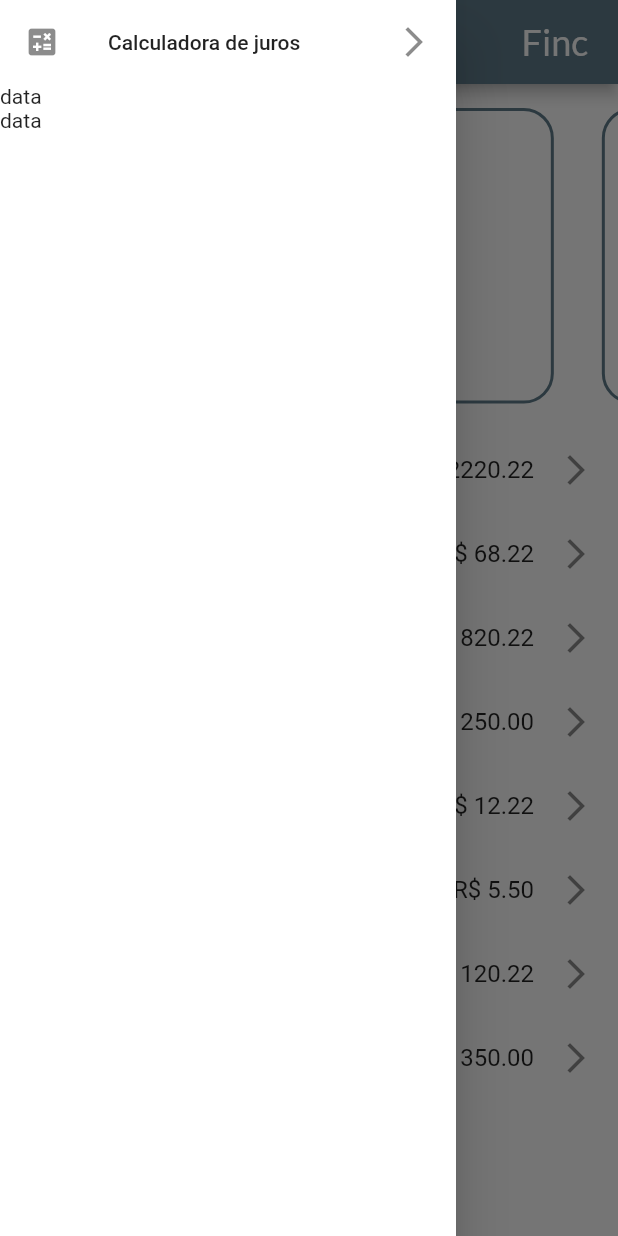
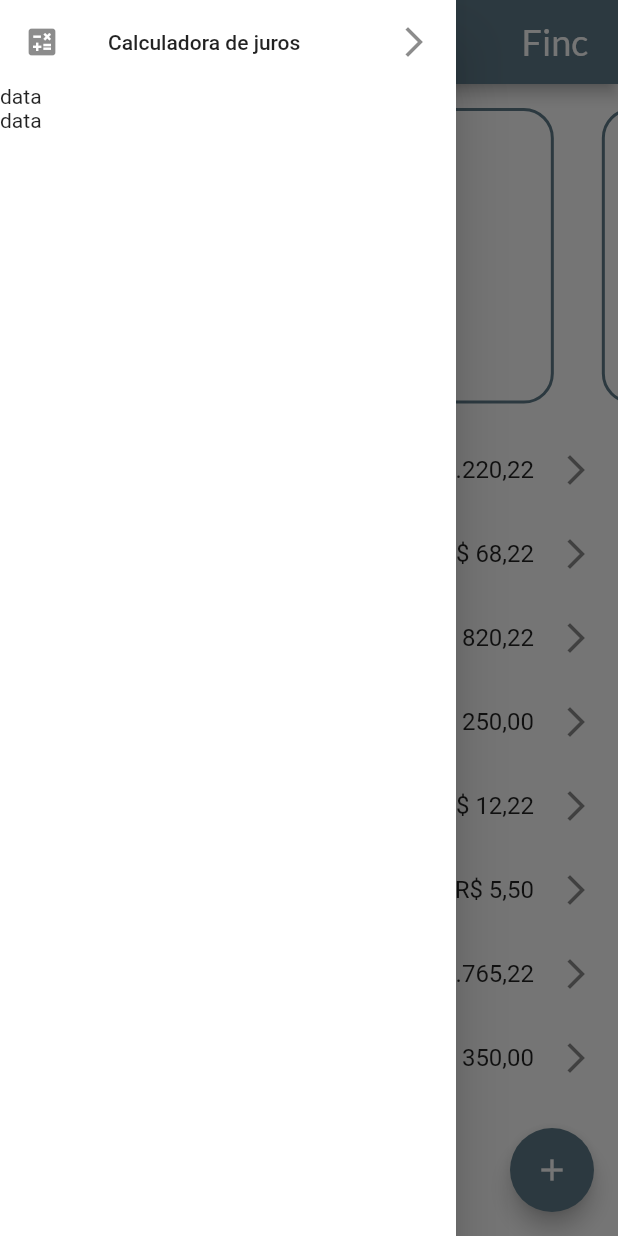
Before and after one commit to IuriEneas/app_finc, a Flutter app: the screen it shows after launch, with the side drawer open, on a phone screen of 412 x 824 dp. Run offline on Flutter 3.47's test engine with Material 2 defaults, Android fonts, the phone set to English and light mode, and no system bars; drawn by our look-alikes of infinite_carousel; our stand-ins replace get, google_fonts.

Commit message:
Despesa Detail completo

```diff
--- /dev/null
+++ b/lib/controller/home_controller.dart
@@ -0,0 +1,119 @@
+import 'package:app_finc/model/cartao_model.dart';
+import 'package:app_finc/model/despesa_model.dart';
+import 'package:app_finc/view/home_page.dart';
+import 'package:app_finc/view/widgets/widgets.dart';
+import 'package:flutter/cupertino.dart';
+import 'package:flutter/material.dart';
+import 'package:get/get.dart';
+import 'package:app_finc/mock/mock.dart' as mock;
+
+import 'package:get/get.dart';
+
+class HomeController extends GetxController {
+  List<Cartao> cartaoList = mock.card_list;
+  List<Despesa> despesaList = [];
+
+  @override
+  void onInit() {
+    init();
+    super.onInit();
+  }
+
+  init() {
+    if (despesaList.isEmpty) {
+      for (Cartao cartao in cartaoList) {
+        despesaList.addAll(cartao.despesas);
+      }
+    }
+
+    if (cartaoList[0].despesas.isNotEmpty) {
+      cartaoList.insert(
+        0,
+        Cartao(
+          id: 99999,
+          name: ' ',
+          despesas: [],
+          tipo: ' ',
+        ),
+      );
+    }
+  }
+
+  addCard(Cartao cartao) {
+    cartaoList.add(cartao);
+    update();
+  }
+
+  cardAdd(BuildContext context, List<Cartao> list) {
+    final banco = TextEditingController();
+    final tipo = TextEditingController();
+
+    return GestureDetector(
+      onTap: () {
+        showModalBottomSheet(
+          backgroundColor: Colors.transparent,
+          context: context,
+          builder: (context) {
+            return bottomSheet(
+              list,
+              context,
+              banco,
+              tipo,
+            );
+          },
+        );
+      },
+      child: const CardWidget(
+        isAdd: true,
+      ),
+    );
+  }
+
+  bottomSheet(
+    List<Cartao> list,
+    BuildContext context,
+    TextEditingController banco,
+    TextEditingController tipo,
+  ) {
+    return Container(
+      padding: const EdgeInsets.all(20),
+      decoration: BoxDecoration(
+        color: Colors.white,
+        border: Border.all(color: Colors.blueGrey),
+        borderRadius: const BorderRadius.vertical(
+          top: Radius.circular(20),
+        ),
+      ),
+      child: Column(
+        children: [
+          customTextFormField(
+            label: 'Banco',
+            controller: banco,
+          ),
+          const Spacer(flex: 1),
+          customTextFormField(
+            label: 'Tipo',
+            controller: tipo,
+          ),
+          const Spacer(flex: 6),
+          ElevatedButton(
+            onPressed: () {
+              addCard(
+                Cartao(
+                  id: null,
+                  name: banco.text,
+                  tipo: tipo.text,
+                  despesas: [],
+                ),
+              );
+              Navigator.of(context).pop();
+            },
+            child: const Text(
+              'Adicionar Cartão',
+            ),
+          )
+        ],
+      ),
+    );
+  }
+}
--- /dev/null
+++ b/lib/helper/helper.dart
@@ -0,0 +1,107 @@
+abstract class Helper {
+  static String dotToComma(double number) {
+    String string = number.toStringAsFixed(2);
+    String stringDois = '';
+
+    string.length;
+    string = string.replaceAll('.', ',');
+
+    print('teste: ${string.lastIndexOf(string)}');
+
+    for (int i = string.length - 1; i >= 0; i--) {
+      stringDois += string[i];
+
+      if (stringDois.length == 7) {
+        final start = stringDois.substring(0, 6);
+        final rest = '.${stringDois.substring(6, 7)}';
+
+        stringDois = '$start$rest';
+      }
+
+      if (stringDois.length == 11) {
+        final milStart = stringDois.substring(0, 10);
+        final milRest = '.${stringDois.substring(10, 11)}';
+
+        stringDois = '$milStart$milRest';
+      }
+    }
+
+    string = '';
+
+    for (int i = stringDois.length - 1; i >= 0; i--) {
+      string += stringDois[i];
+    }
+
+    return string;
+  }
+
+  static String dateFormat(DateTime date) {
+    String dayWeek = '';
+    String month = '';
+
+    switch (date.month) {
+      case 1:
+        month = 'Janeiro';
+        break;
+      case 2:
+        month = 'Fevereiro';
+        break;
+      case 3:
+        month = 'Março';
+        break;
+      case 4:
+        month = 'Abril';
+        break;
+      case 5:
+        month = 'Maio';
+        break;
+      case 6:
+        month = 'Junho';
+        break;
+      case 7:
+        month = 'Julho';
+        break;
+      case 8:
+        month = 'Agosto';
+        break;
+      case 9:
+        month = 'Setembro';
+        break;
+      case 10:
+        month = 'Outubro';
+        break;
+      case 11:
+        month = 'Novembro';
+        break;
+      case 12:
+        month = 'Dezembro';
+        break;
+    }
+
+    switch (date.weekday) {
+      case 7:
+        dayWeek = 'Domingo';
+        break;
+      case 1:
+        dayWeek = 'Segunda';
+        break;
+      case 2:
+        dayWeek = 'Terça';
+        break;
+      case 3:
+        dayWeek = 'Quarta';
+        break;
+      case 4:
+        dayWeek = 'Quinta';
+        break;
+      case 5:
+        dayWeek = 'Sexta';
+        break;
+      case 6:
+        dayWeek = 'Sábado';
+        break;
+    }
+
+    return '$dayWeek, ${date.day} de $month de ${date.year}, ${date.hour}:${date.minute}';
+  }
+}
--- a/lib/main.dart
+++ b/lib/main.dart
@@ -1,7 +1,11 @@
+import 'package:app_finc/controller/home_controller.dart';
+import 'package:app_finc/routes/page_routes.dart';
 import 'package:app_finc/view/home_page.dart';
 import 'package:flutter/material.dart';
+import 'package:get/get.dart';
 
 void main() {
+  Get.put(HomeController());
   runApp(const MainPage());
 }
 
@@ -10,9 +14,10 @@ class MainPage extends StatelessWidget {
 
   @override
   Widget build(BuildContext context) {
-    return MaterialApp(
+    return GetMaterialApp(
       debugShowCheckedModeBanner: false,
-      home: HomePage(),
+      getPages: AppPages.pages,
+      initialRoute: PagesRoute.homePage,
       theme: ThemeData.from(
         textTheme: const TextTheme(
           overline: TextStyle(
--- a/lib/mock/mock.dart
+++ b/lib/mock/mock.dart
@@ -3,75 +3,106 @@ import 'package:app_finc/model/despesa_model.dart';
 
 final card_list = [
   Cartao(
+    id: 1,
     name: 'Nubank',
     tipo: 'débito',
     despesas: [
       Despesa(
+        id: 1,
+        idFk: 1,
         titulo: 'Iphone',
         preco: 2220.22,
         descricao: 'Xr para mim',
+        estabelecimento: 'Americanas',
+        date: DateTime(2023, 07, 06, 13, 20, 22),
       ),
       Despesa(
+        id: 2,
+        idFk: 1,
         titulo: 'Lua',
         preco: 68.22,
         descricao: 'Presente Amanda',
+        estabelecimento: 'Americanas',
+        date: DateTime(2023, 07, 06, 13, 20, 22),
       ),
     ],
   ),
   Cartao(
+    id: 2,
     name: 'Caixa - 172',
     tipo: 'crédito',
     despesas: [
       Despesa(
+        id: 3,
+        idFk: 2,
         titulo: 'Monitor',
         preco: 820.22,
         descricao: 'Superframe 23,8 polegadas',
+        estabelecimento: 'Americanas',
+        date: DateTime(2023, 07, 06, 13, 20, 22),
       ),
       Despesa(
+        id: 4,
+        idFk: 2,
         titulo: 'Moto',
         preco: 250,
         descricao: 'Downtown 300i',
+        estabelecimento: 'Americanas',
+        date: DateTime(2023, 07, 06, 13, 20, 22),
       ),
     ],
   ),
 
   //
   Cartao(
+    id: 3,
     tipo: 'débito',
     name: 'Inter',
     despesas: [
       Despesa(
+        id: 5,
+        idFk: 3,
         titulo: 'Salgado',
         preco: 12.22,
         descricao: 'Almoço no TCU',
+        estabelecimento: 'Americanas',
+        date: DateTime(2023, 07, 06, 13, 20, 22),
       ),
       Despesa(
+        id: 6,
+        idFk: 3,
         titulo: 'Metro',
         preco: 5.50,
         descricao: 'Esqueci meu cartão',
+        estabelecimento: 'Americanas',
+        date: DateTime(2023, 07, 06, 13, 20, 22),
       ),
     ],
   ),
 
   //
   Cartao(
+    id: 4,
     tipo: 'crédito',
     name: 'C6',
     despesas: [
       Despesa(
+        id: 7,
+        idFk: 4,
         titulo: 'Bar',
-        preco: 120.22,
+        preco: 134765.22,
         descricao: 'Cerveja com amigos',
+        estabelecimento: 'Americanas',
+        date: DateTime(2023, 07, 06, 13, 20, 22),
       ),
       Despesa(
+        id: 8,
+        idFk: 4,
         titulo: 'Diablo IV',
         preco: 350,
         descricao: 'Desculpa ;-;',
-      ),
-      Despesa(
-        titulo: 'Onlyfans',
-        preco: 150,
-        descricao: 'Ana Clara',
+        estabelecimento: 'Americanas',
+        date: DateTime(2023, 07, 06, 13, 20, 22),
       ),
     ],
   )
--- a/lib/model/cartao_model.dart
+++ b/lib/model/cartao_model.dart
@@ -1,11 +1,13 @@
 import 'package:app_finc/model/despesa_model.dart';
 
 class Cartao {
+  int? id;
   String? name;
   String? tipo;
   List<Despesa> despesas;
 
   Cartao({
+    required this.id,
     required this.name,
     required this.tipo,
     required this.despesas,
--- a/lib/model/despesa_model.dart
+++ b/lib/model/despesa_model.dart
@@ -1,11 +1,22 @@
+import 'package:app_finc/model/cartao_model.dart';
+
 class Despesa {
+  int? id;
+  int? idFk;
   String? titulo;
   double? preco;
   String? descricao;
+  String? estabelecimento;
+  DateTime? date;
+  Cartao? cartao;
 
   Despesa({
+    this.id,
+    this.idFk,
     this.titulo,
     this.preco,
     this.descricao,
+    this.estabelecimento,
+    this.date,
   });
 }
--- /dev/null
+++ b/lib/routes/page_routes.dart
@@ -0,0 +1,27 @@
+import 'package:app_finc/view/despesa_form_page.dart';
+import 'package:app_finc/view/despesa_page.dart';
+import 'package:app_finc/view/home_page.dart';
+import 'package:get/get.dart';
+
+abstract class AppPages {
+  static final pages = <GetPage>[
+    GetPage(
+      name: PagesRoute.homePage,
+      page: () => HomePage(),
+    ),
+    GetPage(
+      name: PagesRoute.despFormPage,
+      page: () => DespesaFormPage(),
+    ),
+    GetPage(
+      name: PagesRoute.despPage,
+      page: () => DespesaPage(),
+    ),
+  ];
+}
+
+abstract class PagesRoute {
+  static const String homePage = '/';
+  static const String despFormPage = '/despForm';
+  static const String despPage = '/desp';
+}
--- a/lib/view/home_page.dart
+++ b/lib/view/home_page.dart
@@ -1,42 +1,29 @@
-import 'package:app_finc/model/cartao_model.dart';
-import 'package:app_finc/model/despesa_model.dart';
+import 'package:app_finc/controller/home_controller.dart';
+import 'package:app_finc/helper/helper.dart';
+import 'package:app_finc/routes/page_routes.dart';
 import 'package:app_finc/view/widgets/custom_drawer.dart';
 import 'package:app_finc/view/widgets/widgets.dart';
 import 'package:flutter/material.dart';
+import 'package:get/get.dart';
 import 'package:google_fonts/google_fonts.dart';
 import 'package:infinite_carousel/infinite_carousel.dart';
-import 'package:app_finc/mock/mock.dart' as mock;
 
 class HomePage extends StatelessWidget {
-  HomePage({super.key});
-
-  final list = mock.card_list;
-  final List<Despesa> despesas = [];
+  const HomePage({super.key});
 
   @override
   Widget build(BuildContext context) {
     final height = MediaQuery.of(context).size.height;
     final width = MediaQuery.of(context).size.width;
 
-    if (despesas.isEmpty) {
-      for (Cartao cartao in list) {
-        despesas.addAll(cartao.despesas);
-      }
-    }
-
-    if (list[0].despesas.isNotEmpty) {
-      list.insert(
-        0,
-        Cartao(
-          name: ' ',
-          despesas: [],
-          tipo: ' ',
-        ),
-      );
-    }
-
     return Scaffold(
       backgroundColor: Colors.white,
+      floatingActionButton: FloatingActionButton(
+        child: Icon(Icons.add),
+        onPressed: () {
+          Get.toNamed(PagesRoute.despFormPage);
+        },
+      ),
       appBar: AppBar(
         titleSpacing: width * 0.5,
         actions: [
@@ -60,47 +47,61 @@ class HomePage extends StatelessWidget {
       ),
       body: Column(
         children: [
-          SizedBox(
+          GetBuilder<HomeController>(
+            builder: (_) {
+              return SizedBox(
                 height: height * 0.278,
                 child: InfiniteCarousel.builder(
-              itemCount: list.length,
+                  itemCount: _.cartaoList.length,
                   itemExtent: width * 0.87,
                   anchor: 1,
                   loop: false,
                   velocityFactor: 0.2,
                   itemBuilder: (context, itemIndex, realIndex) {
                     if (itemIndex == 0) {
-                  return cardAdd(context, list);
+                      return _.cardAdd(context, _.cartaoList);
                     }
                     return GestureDetector(
                       onTap: () {
-                    print('teste: ${list[itemIndex].name}');
+                        print('teste: ${_.cartaoList[itemIndex].name}');
                       },
                       child: CardWidget(
-                    cartao: list[itemIndex],
+                        cartao: _.cartaoList[itemIndex],
                       ),
                     );
                   },
                 ),
+              );
+            },
           ),
-          Container(
+          GetBuilder<HomeController>(
+            builder: (_) {
+              return SizedBox(
                 height: height * 0.56,
                 child: ListView.builder(
-              itemCount: despesas.length,
+                  physics: const BouncingScrollPhysics(),
+                  itemCount: _.despesaList.length,
                   itemBuilder: (context, index) {
                     return ListTile(
-                  leading: Icon(Icons.add_card_rounded),
-                  trailing: Icon(Icons.arrow_forward_ios),
+                      leading: const Icon(Icons.add_card_rounded),
+                      trailing: const Icon(Icons.arrow_forward_ios),
+                      onTap: () {
+                        Get.toNamed(PagesRoute.despPage,
+                            arguments: _.despesaList[index]);
+                      },
                       title: Row(
                         mainAxisAlignment: MainAxisAlignment.spaceBetween,
                         children: [
-                      Text(despesas[index].titulo!),
-                      Text('R\$ ${despesas[index].preco!.toStringAsFixed(2)}'),
+                          Text(_.despesaList[index].titulo!),
+                          Text(
+                              'R\$ ${Helper.dotToComma(_.despesaList[index].preco!)}'),
                         ],
                       ),
                     );
                   },
                 ),
+              );
+            },
           ),
         ],
       ),
@@ -108,62 +109,11 @@ class HomePage extends StatelessWidget {
   }
 }
 
-cardAdd(BuildContext context, List<Cartao> list) {
-  return GestureDetector(
-    onTap: () {
-      showModalBottomSheet(
-        backgroundColor: Colors.transparent,
-        context: context,
-        builder: (context) {
-          return bottomSheet(list);
-        },
-      );
-    },
-    child: const CardWidget(
-      isAdd: true,
-    ),
-  );
-}
-
-bottomSheet(List<Cartao> list) {
-  final banco = TextEditingController();
-  final tipo = TextEditingController();
-
-  return Container(
-    padding: const EdgeInsets.all(20),
-    decoration: BoxDecoration(
-      color: Colors.white,
-      border: Border.all(color: Colors.blueGrey),
-      borderRadius: const BorderRadius.vertical(
-        top: Radius.circular(20),
-      ),
-    ),
-    child: Column(
-      children: [
-        customTextFormField(label: 'Banco'),
-        Spacer(flex: 1),
-        customTextFormField(label: 'Tipo'),
-        Spacer(flex: 6),
-        ElevatedButton(
-          onPressed: () {
-            list.add(Cartao(name: banco.text, tipo: tipo.text, despesas: []));
-          },
-          child: Text(
-            'Adicionar Cartão',
-          ),
-        )
-      ],
-    ),
-  );
-}
-
 customTextFormField({
   TextEditingController? controller,
-  Function(String? text)? onFieldSubmitted,
   String? label,
 }) {
   return TextFormField(
-    onFieldSubmitted: onFieldSubmitted,
     controller: controller,
     style: const TextStyle(color: Colors.black),
     decoration: InputDecoration(
--- a/lib/view/juros_page.dart
+++ b/lib/view/juros_page.dart
@@ -1,5 +1,6 @@
 import 'dart:math';
 
+import 'package:app_finc/controller/home_controller.dart';
 import 'package:app_finc/view/home_page.dart';
 import 'package:flutter/material.dart';
 
--- a/lib/view/widgets/custom_drawer.dart
+++ b/lib/view/widgets/custom_drawer.dart
@@ -11,17 +11,17 @@ class CustomDrawer extends StatelessWidget {
     return ListView(
       children: [
         ListTile(
-          leading: Icon(Icons.calculate),
-          title: Text('Calculadora de juros'),
-          trailing: Icon(Icons.arrow_forward_ios),
+          leading: const Icon(Icons.calculate),
+          title: const Text('Calculadora de juros'),
+          trailing: const Icon(Icons.arrow_forward_ios),
           onTap: () {
             Navigator.of(context).push(MaterialPageRoute(
               builder: (context) => JurosPage(),
             ));
           },
         ),
-        Text('data'),
-        Text('data'),
+        const Text('data'),
+        const Text('data'),
       ],
     );
   }
--- a/lib/view/widgets/widgets.dart
+++ b/lib/view/widgets/widgets.dart
@@ -1,3 +1,4 @@
+import 'package:app_finc/helper/helper.dart';
 import 'package:app_finc/model/cartao_model.dart';
 import 'package:flutter/material.dart';
 import 'package:google_fonts/google_fonts.dart';
@@ -24,8 +25,6 @@ class CardWidget extends StatelessWidget {
 }
 
 cartaoBody(Cartao cartao) {
-  final total = cartao.subtotal().toStringAsFixed(2).replaceAll('.', ',');
-
   return Padding(
     padding: const EdgeInsets.all(10),
 
@@ -64,7 +63,7 @@ cartaoBody(Cartao cartao) {
         SizedBox(height: 30),
 
         Text(
-          'R\$ $total',
+          'R\$ ${Helper.dotToComma(cartao.subtotal())}',
           textAlign: TextAlign.center,
           style: GoogleFonts.lato(
             fontSize: 40,
```
Also changed, not shown: lib/view/despesa_form_page.dart (added, +22 -0 lines), lib/view/despesa_page.dart (added, +194 -0 lines). Lines whose indentation alone changed are shown as unchanged.
